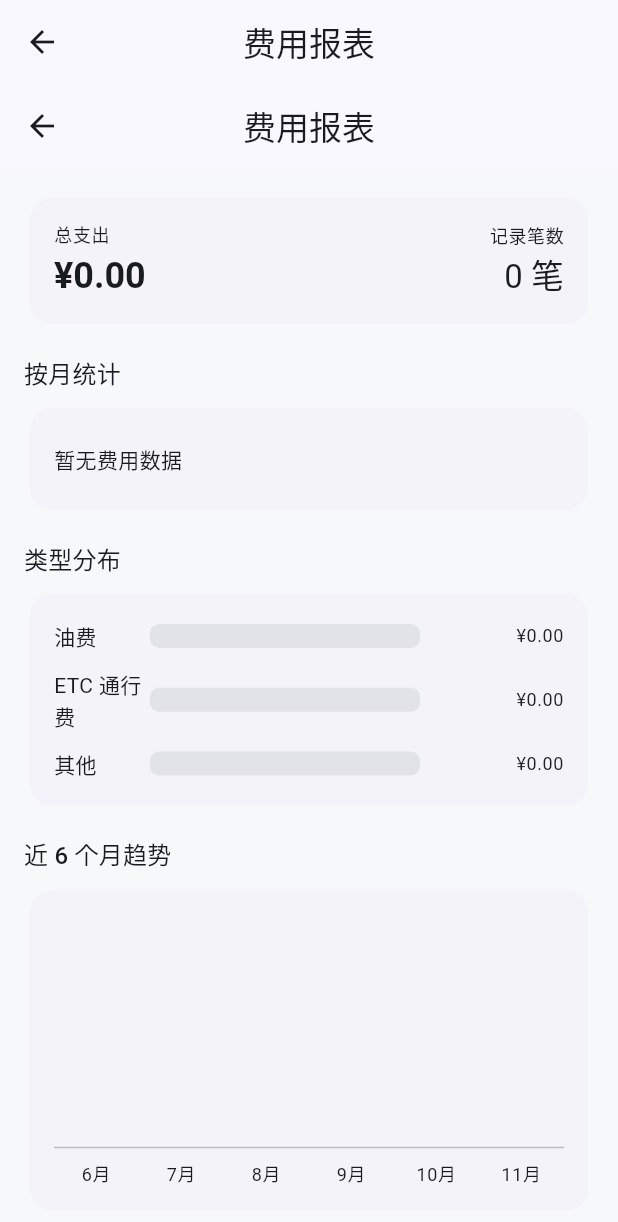
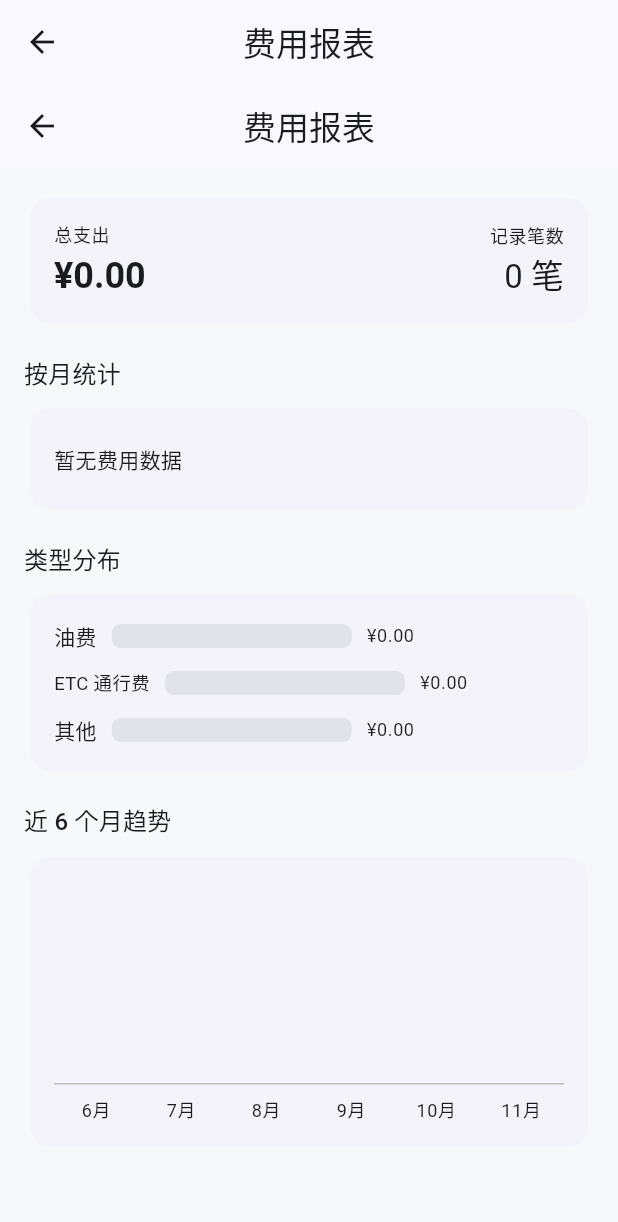
Before and after one commit to Groot-zhengyu/ios_asset_manager_flutter, a Flutter app: the screen it shows after launch, item 2 of the bottom bar chosen, after a tap on the "bar chart" icon, on a phone screen of 412 x 824 dp. Shown: the top 1222 px of the screen. Run offline on Flutter 3.47's test engine with Material 3 defaults, Android fonts, the phone set to English and light mode, and no system bars; our stand-ins replace file_picker, local_auth, material_ui, share_plus; missing offline and left inert: google_mlkit_text_recognition.

Commit message:
feat: 分辨率自适应改造，适配一加9Pro等2K高分屏
- 新增 core/responsive.dart：屏幕三档断点、内容宽度/间距/图表尺寸自适应、字体缩放钳制(0.85~1.15)
- app_shell：全局钳制 textScaler；锁屏页按屏宽收缩+滚动，小屏+键盘不溢出
- overview/reports/expense/record/settings：固定宽度与图表尺寸改响应式；占比条改 Flexible+FittedBox
- 新增 test/responsive_test.dart 9 用例(一加9Pro/小屏/折叠屏/平板/字体缩放)，全量 51 测试全绿
- HANDOFF.md 补充分辨率自适应章节

```diff
--- a/lib/app_shell.dart
+++ b/lib/app_shell.dart
@@ -6,6 +6,7 @@ import 'package:path_provider/path_provider.dart';
 import 'core/app_icons.dart';
 import 'core/app_settings.dart';
 import 'core/app_state.dart';
+import 'core/responsive.dart';
 import 'core/theme.dart';
 import 'features/expense/expense_list_view.dart';
 import 'features/overview/overview_view.dart';
@@ -22,8 +23,8 @@ Future<void> bootstrapApp() async {
   final directory = await getApplicationDocumentsDirectory();
   final repository = JsonAppRepository(File('${directory.path}/assets.json'))
     ..load();
-  final settings =
-      JsonAppSettingsStore(File('${directory.path}/settings.json'))..load();
+  final settings = JsonAppSettingsStore(File('${directory.path}/settings.json'))
+    ..load();
   runApp(AssetApp(state: AppState(repository, settings: settings)));
 }
 
@@ -118,6 +119,15 @@ class _AssetAppState extends State<AssetApp> with WidgetsBindingObserver {
           title: '资产管家',
           debugShowCheckedModeBanner: false,
           theme: AppTheme.light(),
+          // 全 App 钳制系统字体缩放：尊重用户偏好但防止超大字体撑爆固定布局，
+          // 保证在 2K 高分屏及各类安卓机上文字与控件比例稳定。
+          builder: (context, child) {
+            final media = MediaQuery.of(context);
+            return MediaQuery(
+              data: Responsive.clampTextScale(media),
+              child: child ?? const SizedBox.shrink(),
+            );
+          },
           home: _locked ? _buildLockScreen() : _buildShell(),
         );
       },
@@ -129,7 +139,14 @@ class _AssetAppState extends State<AssetApp> with WidgetsBindingObserver {
       body: SafeArea(
         child: Center(
           child: ConstrainedBox(
-            constraints: const BoxConstraints(maxWidth: 360),
+            // 小屏(如 320dp)下按屏宽扣掉左右间距收缩，避免固定 360 撑破屏幕。
+            constraints: BoxConstraints(
+              maxWidth:
+                  (MediaQuery.sizeOf(context).width -
+                          2 * Responsive.gutterOf(context))
+                      .clamp(240.0, 360.0),
+            ),
+            child: SingleChildScrollView(
               child: Card(
                 child: Padding(
                   padding: const EdgeInsets.all(24),
@@ -138,7 +155,10 @@ class _AssetAppState extends State<AssetApp> with WidgetsBindingObserver {
                     children: [
                       const Icon(AppIcons.lock, size: 48),
                       const SizedBox(height: 16),
-                    Text('已锁定', style: Theme.of(context).textTheme.headlineSmall),
+                      Text(
+                        '已锁定',
+                        style: Theme.of(context).textTheme.headlineSmall,
+                      ),
                       const SizedBox(height: 8),
                       Text(
                         widget.state.biometricEnabled
@@ -168,8 +188,12 @@ class _AssetAppState extends State<AssetApp> with WidgetsBindingObserver {
                       ),
                       if (_pinError != null) ...[
                         const SizedBox(height: 8),
-                      Text(_pinError!,
-                          style: TextStyle(color: Theme.of(context).colorScheme.error)),
+                        Text(
+                          _pinError!,
+                          style: TextStyle(
+                            color: Theme.of(context).colorScheme.error,
+                          ),
+                        ),
                       ],
                       const SizedBox(height: 16),
                       FilledButton.icon(
@@ -179,6 +203,7 @@ class _AssetAppState extends State<AssetApp> with WidgetsBindingObserver {
                         label: const Text('解锁'),
                       ),
                     ],
+                  ),
                 ),
               ),
             ),
@@ -257,11 +282,20 @@ class _RecordTabState extends State<_RecordTab> {
             padding: const EdgeInsets.fromLTRB(16, 12, 16, 0),
             child: SegmentedButton<int>(
               segments: const [
-                ButtonSegment(value: 0, label: Text('记账 / 票据'), icon: Icon(Icons.document_scanner)),
-                ButtonSegment(value: 1, label: Text('费用明细'), icon: Icon(Icons.receipt_long)),
+                ButtonSegment(
+                  value: 0,
+                  label: Text('记账 / 票据'),
+                  icon: Icon(Icons.document_scanner),
+                ),
+                ButtonSegment(
+                  value: 1,
+                  label: Text('费用明细'),
+                  icon: Icon(Icons.receipt_long),
+                ),
               ],
               selected: <int>{_section},
-              onSelectionChanged: (value) => setState(() => _section = value.first),
+              onSelectionChanged: (value) =>
+                  setState(() => _section = value.first),
             ),
           ),
           Expanded(
--- /dev/null
+++ b/lib/core/responsive.dart
@@ -0,0 +1,96 @@
+import 'package:material_ui/material_ui.dart';
+
+/// 屏幕宽度分档。
+///
+/// - [compact]：手机竖屏（< 600dp 逻辑宽度），包含一加 9 Pro（1440×3216 物理、
+///   dpr≈3.5、逻辑宽约 411dp）等主流高分屏手机。
+/// - [medium]：折叠屏展开 / 小平板 / 大屏手机横屏（600~1100dp）。
+/// - [expanded]：平板横屏 / 桌面窗口（>= 1100dp）。
+enum ScreenClass { compact, medium, expanded }
+
+/// 响应式布局工具：集中管理断点、内容宽度、间距与自适应尺寸。
+///
+/// Flutter 使用逻辑像素(dp)布局，高分屏(如一加 9 Pro 的 2K 屏)由引擎按 dpr
+/// 自动换算，界面不会因物理分辨率高而缩小；真正需要自适应的是：
+///  1. 系统字体缩放（用 [clampTextScale] 钳制，避免超大字体撑爆固定布局）；
+///  2. 不同逻辑宽度（320dp 小屏 ~ 平板/折叠屏）下的内容宽度与间距；
+///  3. 固定像素图表/控件尺寸随可用宽度缩放。
+class Responsive {
+  const Responsive._();
+
+  /// 进入 medium 档的逻辑宽度阈值。
+  static const double compactBreakpoint = 600;
+
+  /// 进入 expanded 档的逻辑宽度阈值。
+  static const double expandedBreakpoint = 1100;
+
+  /// 系统字体缩放钳制区间：既尊重用户偏好，又不破坏固定布局。
+  static const double minTextScale = 0.85;
+  static const double maxTextScale = 1.15;
+
+  static double widthOf(BuildContext context) =>
+      MediaQuery.sizeOf(context).width;
+
+  static double heightOf(BuildContext context) =>
+      MediaQuery.sizeOf(context).height;
+
+  static ScreenClass screenClassOf(BuildContext context) {
+    final width = widthOf(context);
+    if (width >= expandedBreakpoint) return ScreenClass.expanded;
+    if (width >= compactBreakpoint) return ScreenClass.medium;
+    return ScreenClass.compact;
+  }
+
+  /// 页面内容最大宽度：手机上撑满，宽屏居中收窄，避免超宽屏拉伸变形。
+  static double contentMaxWidthOf(BuildContext context) =>
+      switch (screenClassOf(context)) {
+        ScreenClass.compact => double.infinity,
+        ScreenClass.medium => 720,
+        ScreenClass.expanded => 960,
+      };
+
+  /// 页面左右安全间距（卡片外边距基准）。
+  static double gutterOf(BuildContext context) =>
+      switch (screenClassOf(context)) {
+        ScreenClass.compact => 16,
+        ScreenClass.medium => 24,
+        ScreenClass.expanded => 32,
+      };
+
+  /// 卡片内部 padding：高分宽屏更舒展。
+  static double cardPaddingOf(BuildContext context) =>
+      switch (screenClassOf(context)) {
+        ScreenClass.compact => 16,
+        ScreenClass.medium => 20,
+        ScreenClass.expanded => 24,
+      };
+
+  /// 环形图直径：以 180 为基准自适应，钳制在 [160, 200]。
+  ///
+  /// 手机档(< 600dp，含 2K 高分屏的一加 9 Pro，逻辑宽约 411dp)按屏宽小幅缩放；
+  /// 宽屏档固定 180 —— 环形图位于可滚动区，宽屏下放大反而把下方列表挤出视口。
+  static double donutSizeOf(BuildContext context) =>
+      switch (screenClassOf(context)) {
+        ScreenClass.compact => (widthOf(context) * 0.44).clamp(160.0, 196.0),
+        ScreenClass.medium => 180,
+        ScreenClass.expanded => 200,
+      };
+
+  /// 环形图描边宽度：随直径略缩放，保持视觉比例。
+  static double donutStrokeOf(BuildContext context) =>
+      donutSizeOf(context) >= 190 ? 24.0 : 22.0;
+
+  /// 趋势柱状图高度：宽屏更舒展。
+  static double chartHeightOf(BuildContext context) =>
+      switch (screenClassOf(context)) {
+        ScreenClass.compact => 140,
+        ScreenClass.medium => 180,
+        ScreenClass.expanded => 220,
+      };
+
+  /// 把系统字体缩放钳制到安全区间，返回可直接传给 MediaQuery 的数据。
+  static MediaQueryData clampTextScale(MediaQueryData data) {
+    final scale = data.textScaler.scale(1.0).clamp(minTextScale, maxTextScale);
+    return data.copyWith(textScaler: TextScaler.linear(scale));
+  }
+}
--- a/lib/features/overview/overview_view.dart
+++ b/lib/features/overview/overview_view.dart
@@ -5,6 +5,7 @@ import 'package:material_ui/material_ui.dart';
 import '../../core/app_icons.dart';
 import '../../core/app_state.dart';
 import '../../core/decimal.dart';
+import '../../core/responsive.dart';
 import '../../core/theme.dart';
 import '../../models/enums.dart';
 import '../../services/asset_calculator.dart';
@@ -79,7 +80,9 @@ class _OverviewViewState extends State<OverviewView>
           builder: (context, constraints) {
             return Center(
               child: ConstrainedBox(
-                constraints: const BoxConstraints(maxWidth: 720),
+                constraints: BoxConstraints(
+                  maxWidth: Responsive.contentMaxWidthOf(context),
+                ),
                 child: Column(
                   crossAxisAlignment: CrossAxisAlignment.stretch,
                   children: <Widget>[
@@ -157,9 +160,8 @@ class _TotalAssetsCard extends StatelessWidget {
                 child: Text(
                   Dec.fromMicros(micros).currencyString,
                   maxLines: 1,
-                  style: Theme.of(context).textTheme.headlineMedium?.copyWith(
-                        fontWeight: FontWeight.bold,
-                      ),
+                  style: Theme.of(context).textTheme.headlineMedium
+                      ?.copyWith(fontWeight: FontWeight.bold),
                 ),
               ),
             ),
@@ -180,7 +182,8 @@ class _TotalAssetsCard extends StatelessWidget {
                       child: Text(
                         Dec.fromMicros(micros).signedCurrencyString,
                         maxLines: 1,
-                        style: Theme.of(context).textTheme.titleMedium?.copyWith(
+                        style: Theme.of(context).textTheme.titleMedium
+                            ?.copyWith(
                               color: AppTheme.profitColor(micros),
                               fontWeight: FontWeight.w600,
                             ),
@@ -214,8 +217,7 @@ const List<Color> _segmentColors = <Color>[
 ];
 
 List<_DonutSegment> _segmentsOf(AssetSnapshot snapshot) => <_DonutSegment>[
-      _DonutSegment(
-          AssetCategory.stock, snapshot.stockValue, _segmentColors[0]),
+  _DonutSegment(AssetCategory.stock, snapshot.stockValue, _segmentColors[0]),
   _DonutSegment(AssetCategory.fund, snapshot.fundValue, _segmentColors[1]),
   _DonutSegment(
     AssetCategory.vehicle,
@@ -227,10 +229,7 @@ List<_DonutSegment> _segmentsOf(AssetSnapshot snapshot) => <_DonutSegment>[
 
 /// 资产分类环形图：CustomPainter 手绘 + 进场动画 + 中文图例与金额。
 class _CategoryDonut extends StatelessWidget {
-  const _CategoryDonut({
-    required this.animation,
-    required this.snapshot,
-  });
+  const _CategoryDonut({required this.animation, required this.snapshot});
 
   final Animation<double> animation;
   final AssetSnapshot snapshot;
@@ -251,13 +250,14 @@ class _CategoryDonut extends StatelessWidget {
               child: AnimatedBuilder(
                 animation: animation,
                 builder: (context, child) => SizedBox(
-                  width: 180,
-                  height: 180,
+                  width: Responsive.donutSizeOf(context),
+                  height: Responsive.donutSizeOf(context),
                   child: CustomPaint(
                     key: const ValueKey('asset-donut'),
                     painter: _DonutPainter(
                       segments: segments,
                       progress: animation.value,
+                      strokeWidth: Responsive.donutStrokeOf(context),
                     ),
                     child: Center(
                       child: Text(
@@ -291,10 +291,17 @@ class _CategoryDonut extends StatelessWidget {
 
 /// 手绘 donut：按各分类金额占比绘制圆弧，progress 控制进场扫描。
 class _DonutPainter extends CustomPainter {
-  const _DonutPainter({required this.segments, required this.progress});
+  const _DonutPainter({
+    required this.segments,
+    required this.progress,
+    this.strokeWidth = 22.0,
+  });
 
   final List<_DonutSegment> segments;
   final double progress;
+
+  /// 描边宽度由响应式工具按屏幕尺寸计算后传入，默认兼容旧调用。
+  final double strokeWidth;
 
   @override
   void paint(Canvas canvas, Size size) {
@@ -302,7 +309,6 @@ class _DonutPainter extends CustomPainter {
       0,
       (sum, segment) => sum + segment.value.micros.abs(),
     );
-    const strokeWidth = 22.0;
     final rect = Rect.fromLTWH(
       strokeWidth / 2,
       strokeWidth / 2,
@@ -344,7 +350,9 @@ class _DonutPainter extends CustomPainter {
 
   @override
   bool shouldRepaint(covariant _DonutPainter oldDelegate) =>
-      oldDelegate.progress != progress || oldDelegate.segments != segments;
+      oldDelegate.progress != progress ||
+      oldDelegate.segments != segments ||
+      oldDelegate.strokeWidth != strokeWidth;
 }
 
 class _LegendItem extends StatelessWidget {
@@ -407,9 +415,8 @@ class _CategoryList extends StatelessWidget {
             subtitle: Text('占比 ${ratio.percentString}'),
             trailing: Text(
               segment.value.currencyString,
-              style: Theme.of(context).textTheme.bodyMedium?.copyWith(
-                    fontWeight: FontWeight.w500,
-                  ),
+              style: Theme.of(context).textTheme.bodyMedium
+                  ?.copyWith(fontWeight: FontWeight.w500),
             ),
             onTap: onJumpToTab == null
                 ? null
--- a/lib/features/record/record_view.dart
+++ b/lib/features/record/record_view.dart
@@ -5,6 +5,7 @@ import '../../core/app_icons.dart';
 import '../../core/app_state.dart';
 import '../../core/date_format.dart';
 import '../../core/decimal.dart';
+import '../../core/responsive.dart';
 import '../../models/enums.dart';
 import '../../models/ocr_draft.dart';
 import '../../models/ocr_result.dart';
@@ -98,7 +99,8 @@ class _RecordViewState extends State<RecordView> {
       isScrollControlled: true,
       showDragHandle: true,
       builder: (_) => _OcrPasteSheet(
-        onParsed: (result, rawText) => _showOcrConfirm(result, rawText: rawText),
+        onParsed: (result, rawText) =>
+            _showOcrConfirm(result, rawText: rawText),
       ),
     );
     if (mounted) setState(() {});
@@ -123,10 +125,8 @@ class _RecordViewState extends State<RecordView> {
       context: context,
       isScrollControlled: true,
       showDragHandle: true,
-      builder: (_) => ExpenseEditSheet(
-        state: widget.state,
-        onSaved: widget.onSaved,
-      ),
+      builder: (_) =>
+          ExpenseEditSheet(state: widget.state, onSaved: widget.onSaved),
     );
     if (mounted) setState(() {});
   }
@@ -140,7 +140,9 @@ class _RecordViewState extends State<RecordView> {
           builder: (context, constraints) {
             return Center(
               child: ConstrainedBox(
-                constraints: const BoxConstraints(maxWidth: 720),
+                constraints: BoxConstraints(
+                  maxWidth: Responsive.contentMaxWidthOf(context),
+                ),
                 child: ListView(
                   padding: const EdgeInsets.all(16),
                   children: <Widget>[
@@ -392,8 +394,9 @@ class _OcrConfirmSheetState extends State<_OcrConfirmSheet> {
   void initState() {
     super.initState();
     final result = widget.result;
-    _amountController =
-        TextEditingController(text: result.amount?.plainAmountString ?? '');
+    _amountController = TextEditingController(
+      text: result.amount?.plainAmountString ?? '',
+    );
     _noteController = TextEditingController(text: result.note ?? '');
     _type = result.type ?? ExpenseType.other;
     _occurredAt = result.date ?? DateTime.now();
@@ -455,9 +458,8 @@ class _OcrConfirmSheetState extends State<_OcrConfirmSheet> {
     }
 
     widget.onSaved?.call();
-    ScaffoldMessenger.of(context).showSnackBar(
-      const SnackBar(content: Text('识别结果已入库')),
-    );
+    ScaffoldMessenger.of(context)
+        .showSnackBar(const SnackBar(content: Text('识别结果已入库')));
     _amountController.clear();
     _noteController.clear();
     final navigator = Navigator.of(context);
--- a/lib/features/reports/expense_report_view.dart
+++ b/lib/features/reports/expense_report_view.dart
@@ -2,6 +2,7 @@ import 'package:material_ui/material_ui.dart';
 
 import '../../core/app_state.dart';
 import '../../core/decimal.dart';
+import '../../core/responsive.dart';
 import '../../models/enums.dart';
 import '../../models/expense.dart';
 
@@ -68,7 +69,9 @@ class ExpenseReportView extends StatelessWidget {
           builder: (context, constraints) {
             return Center(
               child: ConstrainedBox(
-                constraints: const BoxConstraints(maxWidth: 720),
+                constraints: BoxConstraints(
+                  maxWidth: Responsive.contentMaxWidthOf(context),
+                ),
                 child: ListView(
                   key: const ValueKey('report-list'),
                   padding: const EdgeInsets.all(16),
@@ -166,9 +169,8 @@ class _OverviewCard extends StatelessWidget {
                 Text(
                   total.currencyString,
                   key: const ValueKey('report-total'),
-                  style: Theme.of(context).textTheme.headlineSmall?.copyWith(
-                        fontWeight: FontWeight.bold,
-                      ),
+                  style: Theme.of(context).textTheme.headlineSmall
+                      ?.copyWith(fontWeight: FontWeight.bold),
                 ),
               ],
             ),
@@ -251,8 +253,18 @@ class _TypeBarRow extends StatelessWidget {
       padding: const EdgeInsets.symmetric(vertical: 6),
       child: Row(
         children: <Widget>[
-          SizedBox(width: 64, child: Text(label)),
+          // 用 Flexible + FittedBox：标签随可用宽度收缩，系统字体放大时自动缩放而非溢出。
+          Flexible(
+            flex: 2,
+            child: FittedBox(
+              fit: BoxFit.scaleDown,
+              alignment: Alignment.centerLeft,
+              child: Text(label),
+            ),
+          ),
+          const SizedBox(width: 10),
           Expanded(
+            flex: 5,
             child: SizedBox(
               height: 16,
               child: CustomPaint(
@@ -260,21 +272,26 @@ class _TypeBarRow extends StatelessWidget {
                 painter: _FractionBarPainter(fraction: fraction, color: color),
                 child: Container(
                   decoration: BoxDecoration(
-                    color:
-                        Theme.of(context).colorScheme.surfaceContainerHighest,
+                    color: Theme.of(context)
+                        .colorScheme
+                        .surfaceContainerHighest,
                     borderRadius: BorderRadius.circular(6),
                   ),
                 ),
               ),
             ),
           ),
-          const SizedBox(width: 12),
-          SizedBox(
-            width: 84,
+          const SizedBox(width: 10),
+          Flexible(
+            flex: 3,
+            child: FittedBox(
+              fit: BoxFit.scaleDown,
+              alignment: Alignment.centerRight,
               child: Text(
                 amount.currencyString,
                 textAlign: TextAlign.right,
                 style: Theme.of(context).textTheme.bodySmall,
+              ),
             ),
           ),
         ],
@@ -331,7 +348,7 @@ class _TrendChart extends StatelessWidget {
       children: <Widget>[
         SizedBox(
           key: const ValueKey('report-trend-chart'),
-          height: 160,
+          height: Responsive.chartHeightOf(context),
           child: CustomPaint(
             painter: _TrendPainter(months: months, maxMicros: maxMicros),
             // 无 child 时 CustomPaint 宽度为 0，必须撑满父级约束才能画出柱状图。
--- a/lib/features/settings/settings_view.dart
+++ b/lib/features/settings/settings_view.dart
@@ -6,6 +6,7 @@ import 'package:material_ui/material_ui.dart';
 
 import '../../core/app_icons.dart';
 import '../../core/app_state.dart';
+import '../../core/responsive.dart';
 import '../../models/cash_account.dart';
 import '../../models/forms.dart';
 import '../../services/biometric_service.dart';
@@ -132,9 +133,8 @@ class _SettingsViewState extends State<SettingsView> {
     final passed = await _biometric.authenticate(reason: '验证身份以访问资产数据');
     if (!mounted) return;
     setState(() => _biometricBusy = false);
-    ScaffoldMessenger.of(context).showSnackBar(
-      SnackBar(content: Text(passed ? '验证通过' : '验证未通过')),
-    );
+    ScaffoldMessenger.of(context)
+        .showSnackBar(SnackBar(content: Text(passed ? '验证通过' : '验证未通过')));
   }
 
   // MARK: - 行情
@@ -161,8 +161,12 @@ class _SettingsViewState extends State<SettingsView> {
         ),
       );
       if (result.hasFailures) {
-        setState(() => _refreshError =
-            result.failures.take(3).map((f) => f.toString()).join('\n'));
+        setState(
+          () => _refreshError = result.failures
+              .take(3)
+              .map((f) => f.toString())
+              .join('\n'),
+        );
       }
     } catch (error) {
       if (!mounted) return;
@@ -192,9 +196,8 @@ class _SettingsViewState extends State<SettingsView> {
     }
     setState(() => _refreshError = null);
     final updated = widget.state.refreshPrices(prices);
-    ScaffoldMessenger.of(context).showSnackBar(
-      SnackBar(content: Text('已更新 $updated 条')),
-    );
+    ScaffoldMessenger.of(context)
+        .showSnackBar(SnackBar(content: Text('已更新 $updated 条')));
   }
 
   // MARK: - 导出
@@ -240,8 +243,10 @@ class _SettingsViewState extends State<SettingsView> {
           children: <Widget>[
             Padding(
               padding: const EdgeInsets.fromLTRB(20, 4, 20, 8),
-              child: Text('导出数据',
-                  style: Theme.of(context).textTheme.titleMedium),
+              child: Text(
+                '导出数据',
+                style: Theme.of(context).textTheme.titleMedium,
+              ),
             ),
             ListTile(
               key: const ValueKey('export-share-csv'),
@@ -277,9 +282,8 @@ class _SettingsViewState extends State<SettingsView> {
                 );
                 Clipboard.setData(ClipboardData(text: bundle.csv));
                 Navigator.pop(sheetContext);
-                ScaffoldMessenger.of(context).showSnackBar(
-                  const SnackBar(content: Text('已复制到剪贴板')),
-                );
+                ScaffoldMessenger.of(context)
+                    .showSnackBar(const SnackBar(content: Text('已复制到剪贴板')));
               },
             ),
             const SizedBox(height: 8),
@@ -311,9 +315,11 @@ class _SettingsViewState extends State<SettingsView> {
         context: context,
         builder: (dialogContext) => AlertDialog(
           title: const Text('导入完成'),
-          content: Text(outcome.total == 0
-              ? '没有导入任何数据${outcome.skipped > 0 ? '（${outcome.skipped} 条已存在或格式不支持）' : ''}'
-              : outcome.summary),
+          content: Text(
+            outcome.total == 0
+                ? '没有导入任何数据${outcome.skipped > 0 ? '（${outcome.skipped} 条已存在或格式不支持）' : ''}'
+                : outcome.summary,
+          ),
           actions: <Widget>[
             FilledButton(
               onPressed: () => Navigator.pop(dialogContext),
@@ -601,7 +607,9 @@ class _SettingsViewState extends State<SettingsView> {
             builder: (context, constraints) {
               return Center(
                 child: ConstrainedBox(
-                  constraints: const BoxConstraints(maxWidth: 720),
+                  constraints: BoxConstraints(
+                    maxWidth: Responsive.contentMaxWidthOf(context),
+                  ),
                   child: ListView(
                     children: <Widget>[
                       _lockCard(),
```
Also changed, not shown: lib/features/expense/expense_list_view.dart (+15 -18 lines), 3 other files. Lines whose indentation alone changed are shown as unchanged.
